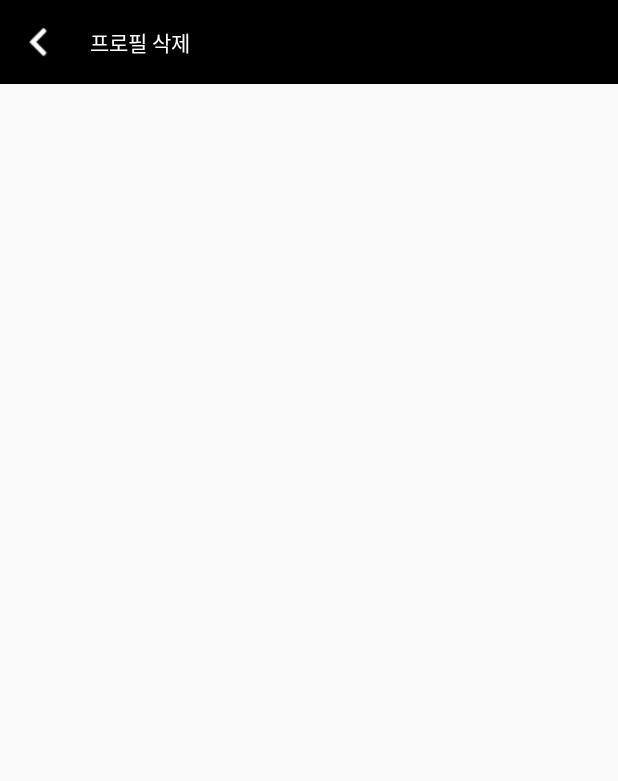
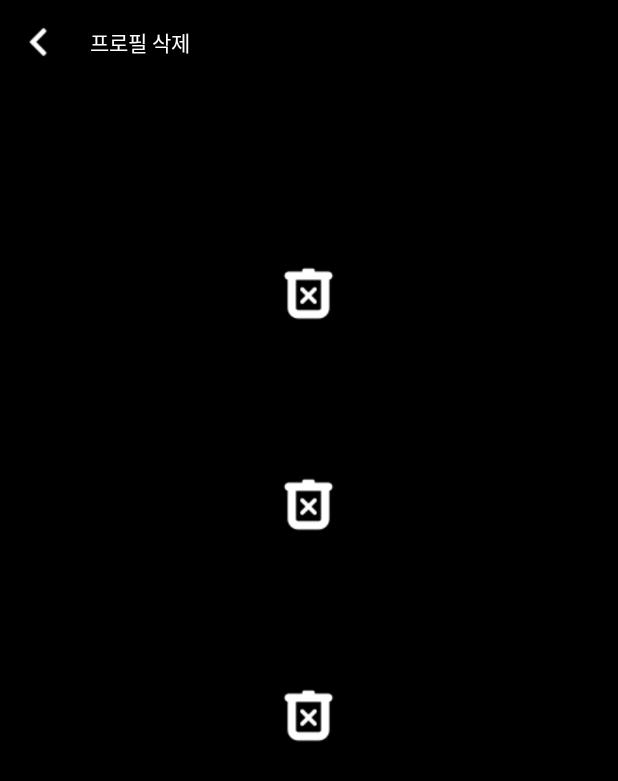
Before and after one commit to plashdof/Task, an Android app: the layout activity_profilechange.xml on its own in the app's theme, with its tools: preview values and no code run, on a phone screen of 412 x 824 dp. Shown: the top 781 px of the screen. Run offline under Robolectric (Android 15) with nearby library versions, the phone set to English and light mode, and no system bars.

Commit message:
ProfileChangeActivity 구현 완료. 프로필 삭제기능

```diff
--- a/Task2/app/src/main/res/layout/activity_profilechange.xml
+++ b/Task2/app/src/main/res/layout/activity_profilechange.xml
@@ -1,6 +1,7 @@
 <?xml version="1.0" encoding="utf-8"?>
 <androidx.constraintlayout.widget.ConstraintLayout xmlns:android="http://schemas.android.com/apk/res/android"
     xmlns:app="http://schemas.android.com/apk/res-auto"
+    xmlns:tools="http://schemas.android.com/tools"
     android:layout_width="match_parent"
     android:layout_height="match_parent">
 
@@ -31,16 +32,24 @@
 
     </androidx.appcompat.widget.Toolbar>
 
+    <View
+        android:id="@+id/profilechange_announce"
+        android:layout_width="match_parent"
+        android:layout_height="50dp"
+        app:layout_constraintTop_toBottomOf="@id/profilechange_toolbar"/>
+
     <androidx.recyclerview.widget.RecyclerView
-        android:id="@+id/main_profiles"
+        android:id="@+id/profilechange_recycler"
         android:layout_width="match_parent"
         android:layout_height="wrap_content"
         android:layout_marginLeft="30dp"
+        android:layout_marginRight="30dp"
         android:layout_marginTop="10dp"
-        android:layout_marginRight="30dp"
         android:orientation="vertical"
         app:layoutManager="androidx.recyclerview.widget.GridLayoutManager"
+        app:layout_constraintEnd_toEndOf="parent"
         app:layout_constraintStart_toStartOf="parent"
-        app:layout_constraintTop_toBottomOf="@id/profilechange_toolbar" />
+        app:layout_constraintTop_toBottomOf="@id/profilechange_announce"
+        tools:listitem="@layout/recycler_delete_item" />
 
 </androidx.constraintlayout.widget.ConstraintLayout>
--- a/Task2/app/src/main/res/layout/recycler_delete_item.xml
+++ b/Task2/app/src/main/res/layout/recycler_delete_item.xml
@@ -3,10 +3,19 @@
     xmlns:android="http://schemas.android.com/apk/res/android"
     xmlns:app="http://schemas.android.com/apk/res-auto"
     android:layout_width="match_parent"
-    android:layout_height="match_parent">
+    android:layout_height="wrap_content"
+    android:orientation="vertical"
+    android:layout_marginTop="20dp"
+    android:gravity="center">
 
-
-
+    <ImageButton
+        android:id="@+id/profilechange_delete_btn"
+        android:layout_width="50dp"
+        android:layout_height="50dp"
+        android:layout_margin="35dp"
+        android:src="@drawable/main_delete"
+        android:scaleType="fitCenter"
+        android:background="@android:color/transparent"/>
 
 
 
--- a/Task2/app/src/main/res/values/themes.xml
+++ b/Task2/app/src/main/res/values/themes.xml
@@ -6,11 +6,12 @@
         <item name="colorPrimaryVariant">@color/netflix_black</item>
         <item name="colorOnPrimary">@color/netflix_black</item>
         <!-- Secondary brand color. -->
-        <item name="colorSecondary">@color/netflix_white</item>
-        <item name="colorSecondaryVariant">@color/netflix_white</item>
-        <item name="colorOnSecondary">@color/netflix_white</item>
+        <item name="colorSecondary">@color/netflix_black</item>
+        <item name="colorSecondaryVariant">@color/netflix_black</item>
+        <item name="colorOnSecondary">@color/netflix_black</item>
         <!-- Status bar color. -->
         <item name="android:statusBarColor" tools:targetApi="l">?attr/colorPrimaryVariant</item>
+        <item name="android:windowBackground">@color/netflix_black</item>
         <!-- Customize your theme here. -->
     </style>
 
```
Also changed, not shown: Task2/app/src/main/java/com/week2/Task2/MainActivity.kt (+5 -5 lines), Task2/app/src/main/java/com/week2/Task2/ProfileChangeActivity.kt (+113 -13 lines), Task2/app/src/main/java/com/week2/Task2/adapter/ProfileChangeAdapter.kt (added, +67 -0 lines), Task2/app/src/main/res/drawable-v24/main_delete.png (added).
